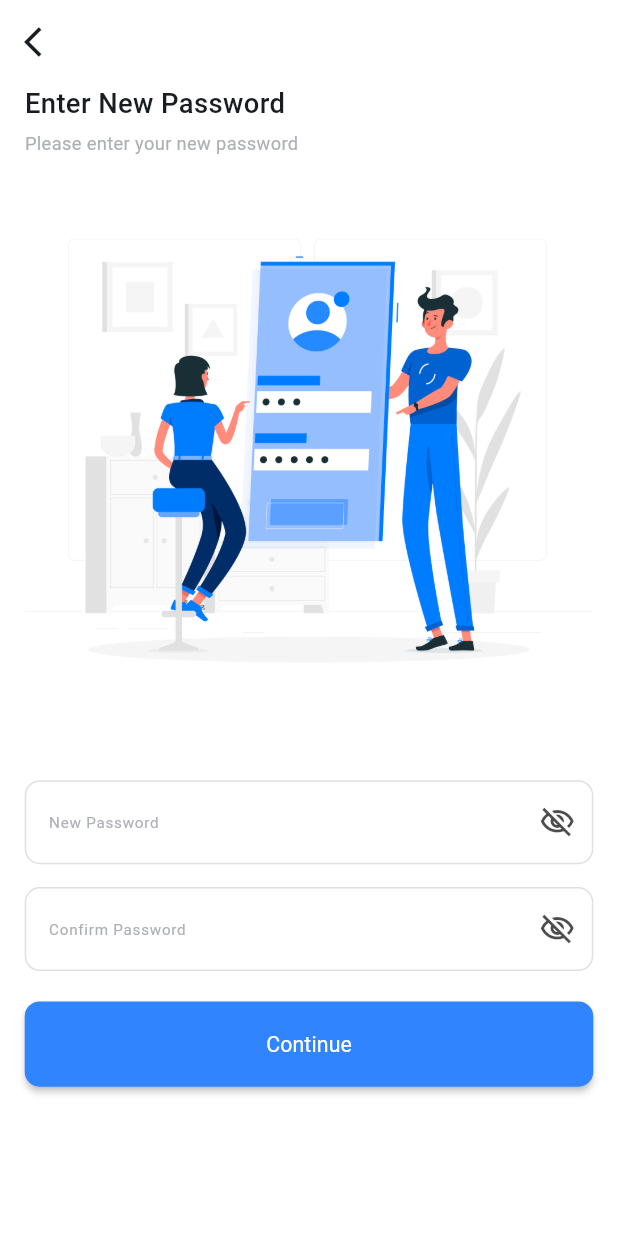
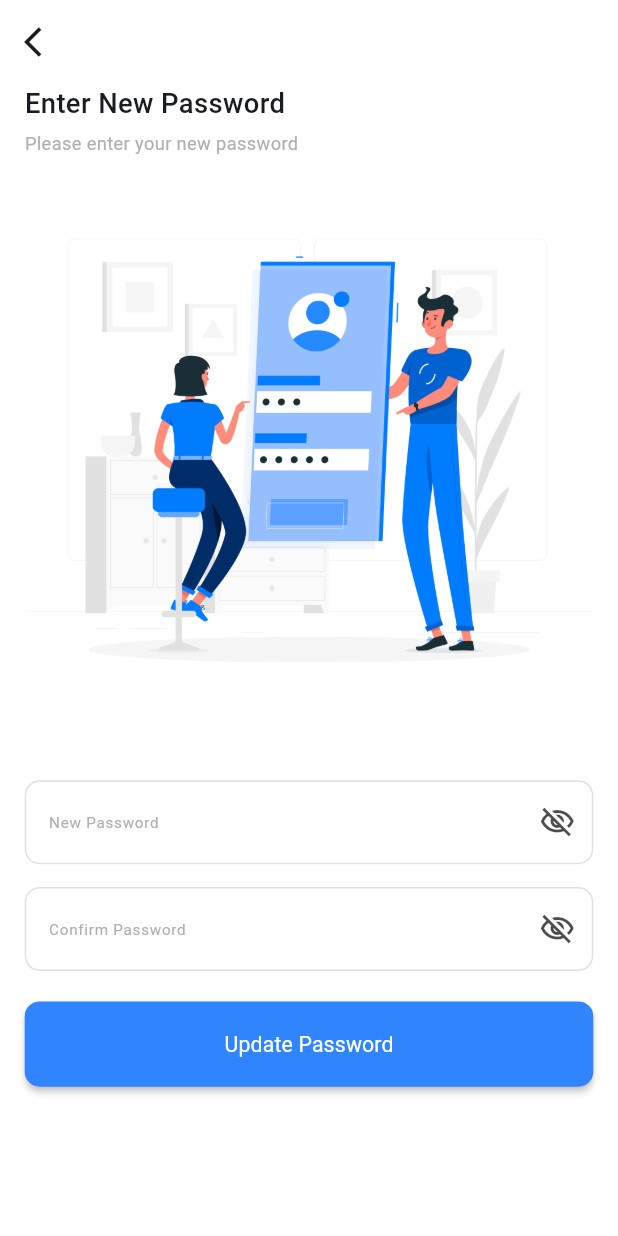
Before and after one commit to rokaia-ahmed/employee_system, a Flutter app: the NewPassScreen screen opened by its route, on a phone screen of 412 x 824 dp. Run offline on Flutter 3.47's test engine with Material 3 defaults, Android fonts, the light colour scheme and no system bars; our stand-ins replace curved_navigation_bar, flutter_screenutil, flutter_svg, pin_code_fields.

Commit message:
password 2

```diff
--- a/lib/features/forget_password/presentation/screens/new_pass_screen.dart
+++ b/lib/features/forget_password/presentation/screens/new_pass_screen.dart
@@ -54,7 +54,7 @@ class NewPassScreen extends StatelessWidget {
                 onPressed: (){
                   Navigator.pushNamed(context, Routes.signIn);
                 },
-                text: 'Continue',
+                text: 'Update Password',
                 isPressed: true)
           ],
         ),
```
